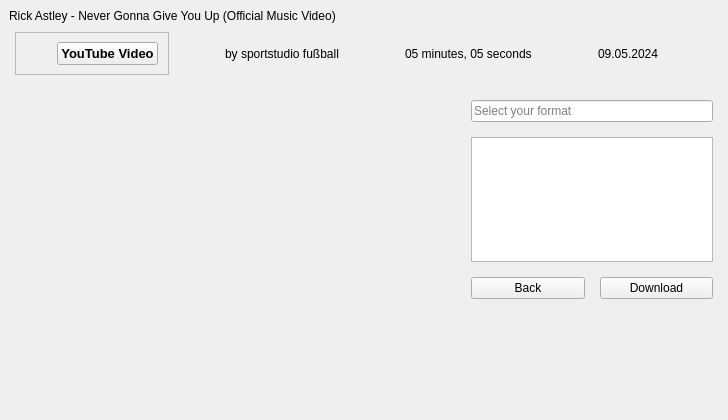
The window that src/GUI/CustomWidgets/InformationWidget.ui (PyFlat/YT-Downloader) describes before a commit, drawn with Qt 5.
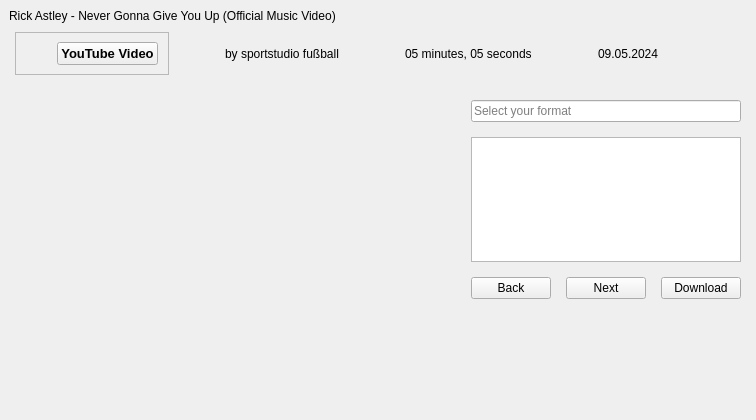
The same window after the commit. Custom widgets are drawn as their Qt base class.

Commit message: finished format/resolution selection

The edit to the form file:
```diff
--- a/src/GUI/CustomWidgets/InformationWidget.ui
+++ b/src/GUI/CustomWidgets/InformationWidget.ui
@@ -343,7 +343,7 @@
       <item>
        <widget class="QStackedWidget" name="stackedWidget">
         <property name="currentIndex">
-         <number>1</number>
+         <number>2</number>
         </property>
         <widget class="QWidget" name="page">
          <layout class="QHBoxLayout" name="horizontalLayout_8">
@@ -521,6 +521,84 @@
           </item>
          </layout>
         </widget>
+        <widget class="QWidget" name="page_3">
+         <layout class="QVBoxLayout" name="verticalLayout_5">
+          <property name="spacing">
+           <number>15</number>
+          </property>
+          <property name="leftMargin">
+           <number>0</number>
+          </property>
+          <property name="topMargin">
+           <number>25</number>
+          </property>
+          <property name="rightMargin">
+           <number>0</number>
+          </property>
+          <property name="bottomMargin">
+           <number>25</number>
+          </property>
+          <item>
+           <widget class="SearchLineEdit" name="custom_dl_line_edit">
+            <property name="placeholderText">
+             <string>Select your format</string>
+            </property>
+           </widget>
+          </item>
+          <item>
+           <widget class="ListWidget" name="custom_dl_list_widget">
+            <property name="maximumSize">
+             <size>
+              <width>16777215</width>
+              <height>125</height>
+             </size>
+            </property>
+           </widget>
+          </item>
+          <item>
+           <widget class="QWidget" name="widget_10" native="true">
+            <layout class="QHBoxLayout" name="horizontalLayout_10">
+             <property name="spacing">
+              <number>15</number>
+             </property>
+             <property name="leftMargin">
+              <number>0</number>
+             </property>
+             <property name="topMargin">
+              <number>0</number>
+             </property>
+             <property name="rightMargin">
+              <number>0</number>
+             </property>
+             <property name="bottomMargin">
+              <number>0</number>
+             </property>
+             <item alignment="Qt::AlignTop">
+              <widget class="PushButton" name="custom_dl_back_btn">
+               <property name="text">
+                <string>Back</string>
+               </property>
+              </widget>
+             </item>
+             <item alignment="Qt::AlignTop">
+              <widget class="PushButton" name="custom_dl_next_btn">
+               <property name="text">
+                <string>Next</string>
+               </property>
+              </widget>
+             </item>
+             <item alignment="Qt::AlignTop">
+              <widget class="PrimaryPushButton" name="custom_dl_dl_btn">
+               <property name="text">
+                <string>Download</string>
+               </property>
+              </widget>
+             </item>
+            </layout>
+           </widget>
+          </item>
+         </layout>
+        </widget>
        </widget>
       </item>
      </layout>
```
The commit also changes 6 other files.
